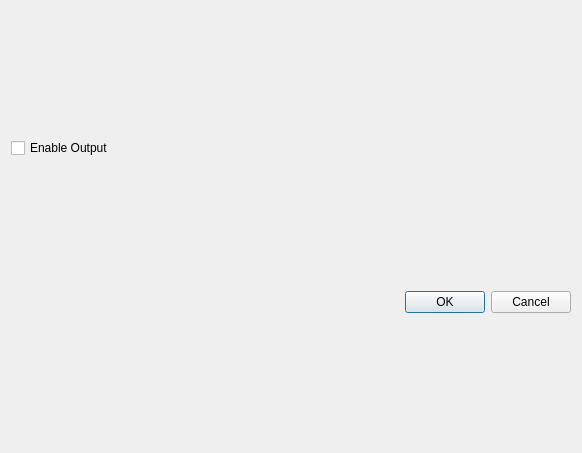
The window that src/UI/output-dialog.ui (OPENSPHERE-Inc/src-link) describes before a commit, drawn with Qt 5.
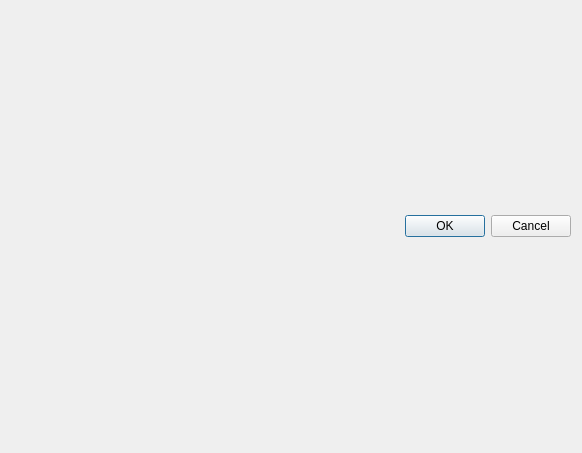
The same window after the commit.

Commit message: - Refactoring schema - Add supports for any source capture to linked output. - Add display of party/event picture to settings dialog.

Diff of the .ui file:
```diff
--- a/src/UI/output-dialog.ui
+++ b/src/UI/output-dialog.ui
@@ -14,13 +14,6 @@
    <string>Source Linked Output</string>
   </property>
   <layout class="QVBoxLayout" name="outputDialogLayout">
-   <item>
-    <widget class="QCheckBox" name="enableCheckBox">
-     <property name="text">
-      <string>Enable Output</string>
-     </property>
-    </widget>
-   </item>
    <item>
     <layout class="QVBoxLayout" name="propertiesLayout"/>
    </item>
```
The commit also changes 18 other files.
